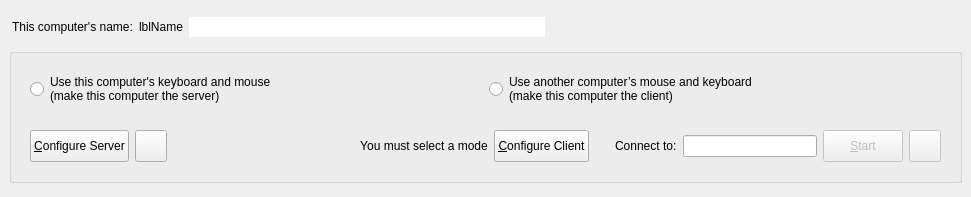
deskflow/deskflow, file src/lib/gui/MainWindow.ui: the form before one commit.
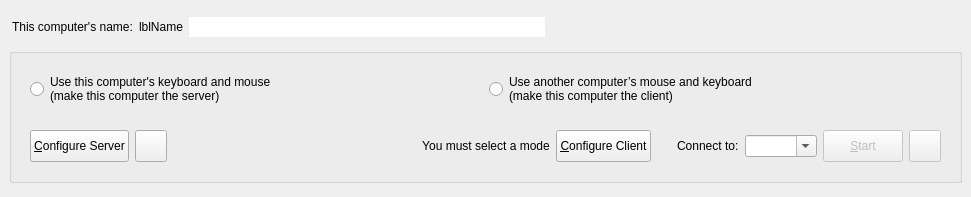
The form after the commit. Icons and pictures are not drawn.

Commit message: Remember previously used server addresses

What changed in the file:
```diff
--- a/src/lib/gui/MainWindow.ui
+++ b/src/lib/gui/MainWindow.ui
@@ -399,7 +399,10 @@
               </widget>
              </item>
              <item>
-              <widget class="QLineEdit" name="lineHostname">
+              <widget class="QComboBox" name="lineHostname">
+               <property name="editable">
+                <bool>true</bool>
+               </property>
                <property name="minimumSize">
                 <size>
                  <width>0</width>
```
The commit also changes 1 other file.
